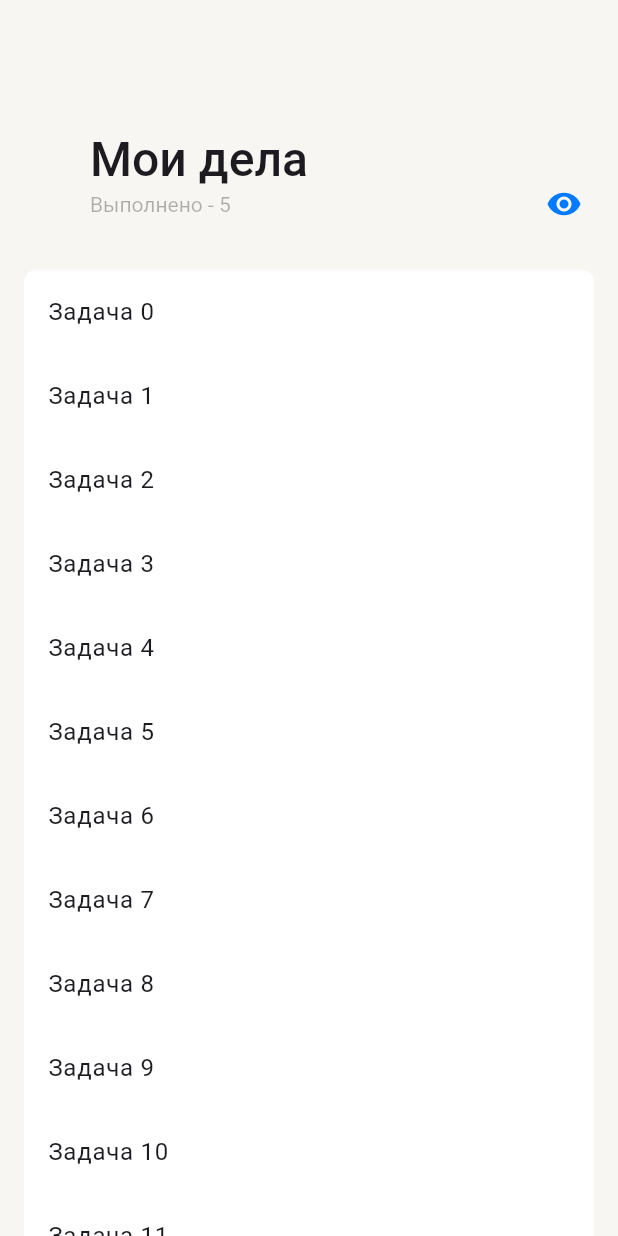
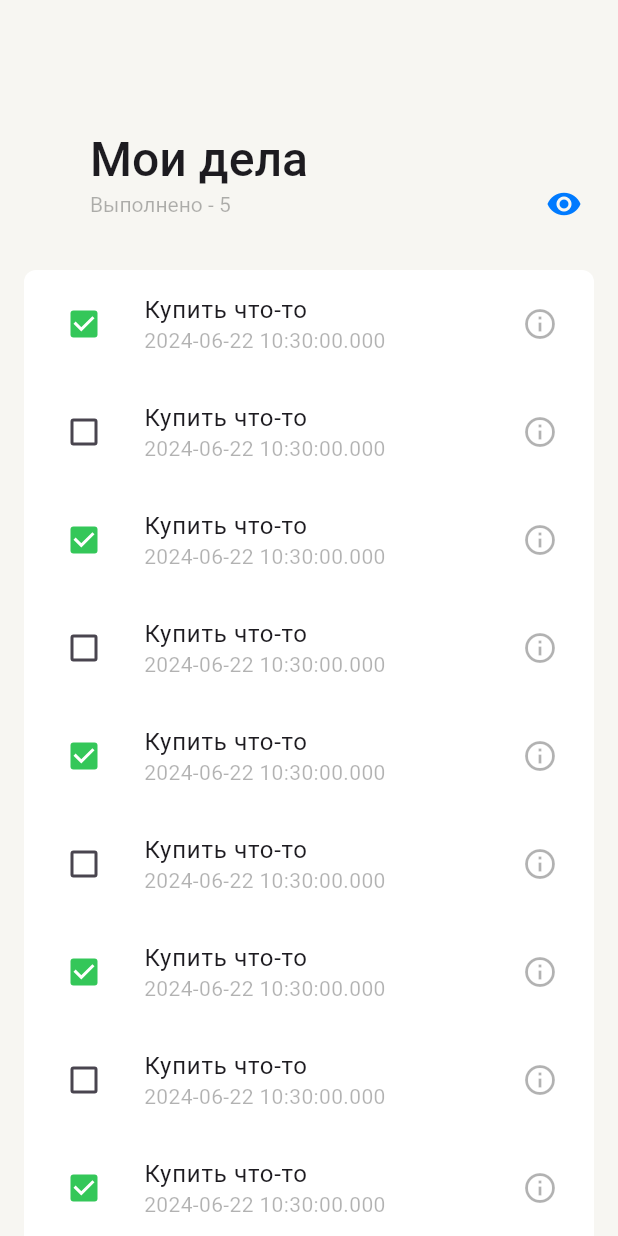
Before and after one commit to Glitchy-Sheep/YetAnotherTodo, a Flutter app: the screen it shows after launch, on a phone screen of 412 x 824 dp. Run offline on Flutter 3.47's test engine with Material 3 defaults, Android fonts, the phone set to English and light mode, and no system bars; our stand-ins replace logger.

Commit message:
Create basic layout for task view screen
It has tasks, dismissible list tiles and dynamic sliver app bar.

```diff
--- a/lib/feature/todo/presentation/screens/todo_view.dart
+++ b/lib/feature/todo/presentation/screens/todo_view.dart
@@ -1,4 +1,7 @@
 import 'package:flutter/material.dart';
+import 'package:yet_another_todo/feature/todo/domain/task.dart';
+import 'package:yet_another_todo/feature/todo/domain/task_importance.dart';
+import 'package:yet_another_todo/feature/todo/presentation/widgets/task_tile.dart';
 import 'package:yet_another_todo/uikit/app_text_style.dart';
 import 'package:yet_another_todo/uikit/colors.dart';
 
@@ -12,10 +15,6 @@ const _eyeIcon = Icon(
 class TodoViewScreen extends StatelessWidget {
   const TodoViewScreen({super.key});
 
-  static const _appBarSpaceHeight = 164.0;
-  static const _appBarCollapsedHeight = 88.0;
-  static const _appBarCollapseContentHeight = 80.0;
-
   @override
   Widget build(BuildContext context) {
     return const Scaffold(
@@ -23,11 +22,7 @@ class TodoViewScreen extends StatelessWidget {
       body: SafeArea(
         child: CustomScrollView(
           slivers: [
-            _TasksAppBar(
-              appBarCollapsedHeight: _appBarCollapsedHeight,
-              appBarSpaceHeight: _appBarSpaceHeight,
-              appBarCollapseContentHeight: _appBarCollapseContentHeight,
-            ),
+            _TasksAppBar(),
             SliverPadding(
               padding: EdgeInsets.all(16.0),
               sliver: _TaskList(),
@@ -40,18 +35,11 @@ class TodoViewScreen extends StatelessWidget {
 }
 
 class _TasksAppBar extends StatelessWidget {
-  const _TasksAppBar({
-    super.key,
-    required double appBarCollapsedHeight,
-    required double appBarSpaceHeight,
-    required double appBarCollapseContentHeight,
-  })  : _appBarCollapsedHeight = appBarCollapsedHeight,
-        _appBarSpaceHeight = appBarSpaceHeight,
-        _appBarCollapseContentHeight = appBarCollapseContentHeight;
+  const _TasksAppBar();
 
-  final double _appBarCollapsedHeight;
-  final double _appBarSpaceHeight;
-  final double _appBarCollapseContentHeight;
+  static const _appBarSpaceHeight = 164.0;
+  static const _appBarCollapsedHeight = 88.0;
+  static const _appBarCollapseContentHeight = 80.0;
 
   @override
   Widget build(BuildContext context) {
@@ -80,9 +68,7 @@ class _TasksAppBar extends StatelessWidget {
 }
 
 class _TaskList extends StatelessWidget {
-  const _TaskList({
-    super.key,
-  });
+  const _TaskList();
 
   @override
   Widget build(BuildContext context) {
@@ -96,8 +82,16 @@ class _TaskList extends StatelessWidget {
       sliver: SliverList(
         delegate: SliverChildBuilderDelegate(
           (_, int index) {
-            return ListTile(
-              title: Text("Задача $index"),
+            return TaskTile(
+              task: TaskEntity(
+                id: 1,
+                description: "Купить что-то",
+                isDone: index % 2 == 0 ? true : false,
+                finishUntil: DateTime.now(),
+                priority:
+                    index % 3 == 0 ? TaskImportance.high : TaskImportance.low,
+              ),
+              onCheck: (newValue) {},
             );
           },
         ),
@@ -107,9 +101,7 @@ class _TaskList extends StatelessWidget {
 }
 
 class _AppBarCollapsedContent extends StatelessWidget {
-  const _AppBarCollapsedContent({
-    super.key,
-  });
+  const _AppBarCollapsedContent();
 
   @override
   Widget build(BuildContext context) {
@@ -133,9 +125,7 @@ class _AppBarCollapsedContent extends StatelessWidget {
 }
 
 class _AppBarFullContent extends StatelessWidget {
-  const _AppBarFullContent({
-    super.key,
-  });
+  const _AppBarFullContent();
 
   @override
   Widget build(BuildContext context) {
--- /dev/null
+++ b/lib/feature/todo/presentation/widgets/task_tile.dart
@@ -0,0 +1,114 @@
+import 'package:flutter/material.dart';
+import 'package:yet_another_todo/feature/todo/domain/task.dart';
+import 'package:yet_another_todo/uikit/app_text_style.dart';
+import 'package:yet_another_todo/uikit/colors.dart';
+
+class TaskTile extends StatefulWidget {
+  const TaskTile({
+    super.key,
+    required this.task,
+    required this.onCheck,
+  });
+
+  final TaskEntity task;
+  final Function(bool?) onCheck;
+
+  @override
+  State<TaskTile> createState() => _TaskTileState();
+}
+
+class _TaskTileState extends State<TaskTile> {
+  @override
+  Widget build(BuildContext context) {
+    final subtitle = widget.task.finishUntil != null
+        ? Text(
+            widget.task.finishUntil.toString(),
+            style: const TextStyle(
+              color: ColorPalette.lightLabelTertiary,
+            ),
+          )
+        : null;
+
+    return Dismissible(
+      key: UniqueKey(),
+      background: const _DismissContainer(
+        dismissColor: ColorPalette.lightColorGreen,
+        alignment: Alignment.centerLeft,
+        child: Icon(
+          Icons.check,
+          color: ColorPalette.lightColorWhite,
+        ),
+      ),
+      secondaryBackground: const _DismissContainer(
+        dismissColor: ColorPalette.lightColorRed,
+        alignment: Alignment.centerRight,
+        child: Icon(
+          Icons.close,
+          color: ColorPalette.lightColorWhite,
+        ),
+      ),
+      child: ListTile(
+        titleAlignment: ListTileTitleAlignment.center,
+        leading: _TaskCheckBox(
+          task: widget.task,
+          onCheck: (newValue) {},
+        ),
+        title: Text(
+          widget.task.description,
+          style: AppTextStyle.bodyText.value.copyWith(),
+        ),
+        trailing: const Icon(
+          Icons.info_outline,
+          color: ColorPalette.lightLabelTertiary,
+        ),
+        subtitle: subtitle,
+      ),
+    );
+  }
+}
+
+class _DismissContainer extends StatelessWidget {
+  const _DismissContainer({
+    required this.dismissColor,
+    required this.alignment,
+    required this.child,
+  });
+
+  final Color dismissColor;
+  final Alignment alignment;
+  final Widget child;
+
+  @override
+  Widget build(BuildContext context) {
+    return Container(
+      color: dismissColor,
+      child: Align(
+        alignment: alignment,
+        child: Padding(
+          padding: const EdgeInsets.all(24),
+          child: child,
+        ),
+      ),
+    );
+  }
+}
+
+class _TaskCheckBox extends StatelessWidget {
+  const _TaskCheckBox({
+    required this.task,
+    required this.onCheck,
+  });
+
+  final TaskEntity task;
+  final Function(bool?) onCheck;
+
+  @override
+  Widget build(BuildContext context) {
+    return Checkbox(
+      value: task.isDone,
+      onChanged: onCheck,
+      activeColor: ColorPalette.lightColorGreen,
+      checkColor: ColorPalette.lightColorWhite,
+    );
+  }
+}
```
